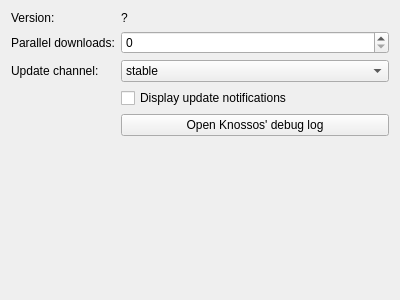
First picture: the form in ui/settings_knossos.ui, repository ngld/old-knossos, before the edit.
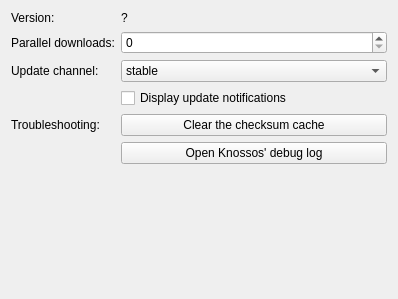
Second picture: the form after the edit.

Commit message: Added a new button to clear the hash cache and fixed an issue with empty mods.

The edit to the form file:
```diff
--- a/ui/settings_knossos.ui
+++ b/ui/settings_knossos.ui
@@ -6,8 +6,8 @@
    <rect>
     <x>0</x>
     <y>0</y>
-    <width>400</width>
-    <height>300</height>
+    <width>398</width>
+    <height>299</height>
    </rect>
   </property>
   <property name="windowTitle">
@@ -73,13 +73,27 @@
      </property>
     </widget>
    </item>
-   <item row="5" column="1">
+   <item row="6" column="1">
     <widget class="QPushButton" name="debugLog">
      <property name="text">
       <string>Open Knossos' debug log</string>
      </property>
     </widget>
    </item>
+   <item row="5" column="1">
+    <widget class="QPushButton" name="clearHashes">
+     <property name="text">
+      <string>Clear the checksum cache</string>
+     </property>
+    </widget>
+   </item>
+   <item row="5" column="0">
+    <widget class="QLabel" name="label_5">
+     <property name="text">
+      <string>Troubleshooting:</string>
+     </property>
+    </widget>
+   </item>
   </layout>
  </widget>
  <resources/>
```
The commit also changes 4 other files.
